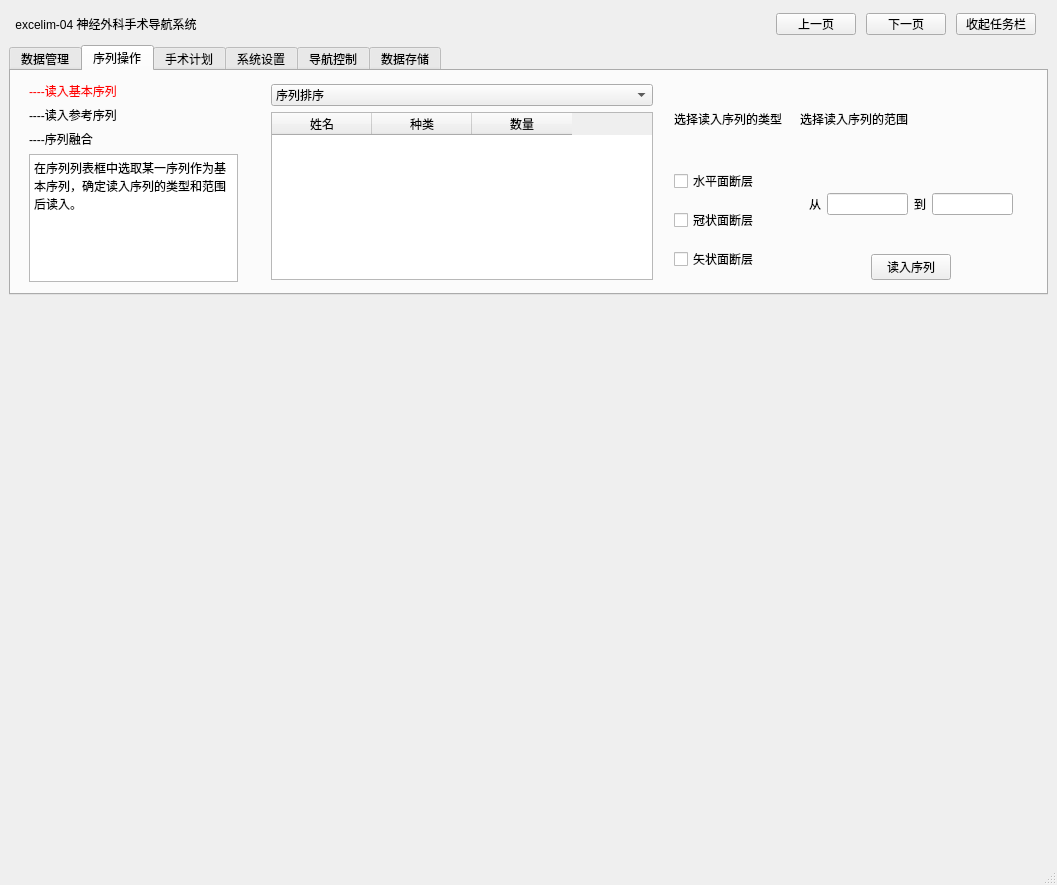
Old version of the form mainwindow.ui in the repository kalipolis/excelim_qt_withui.
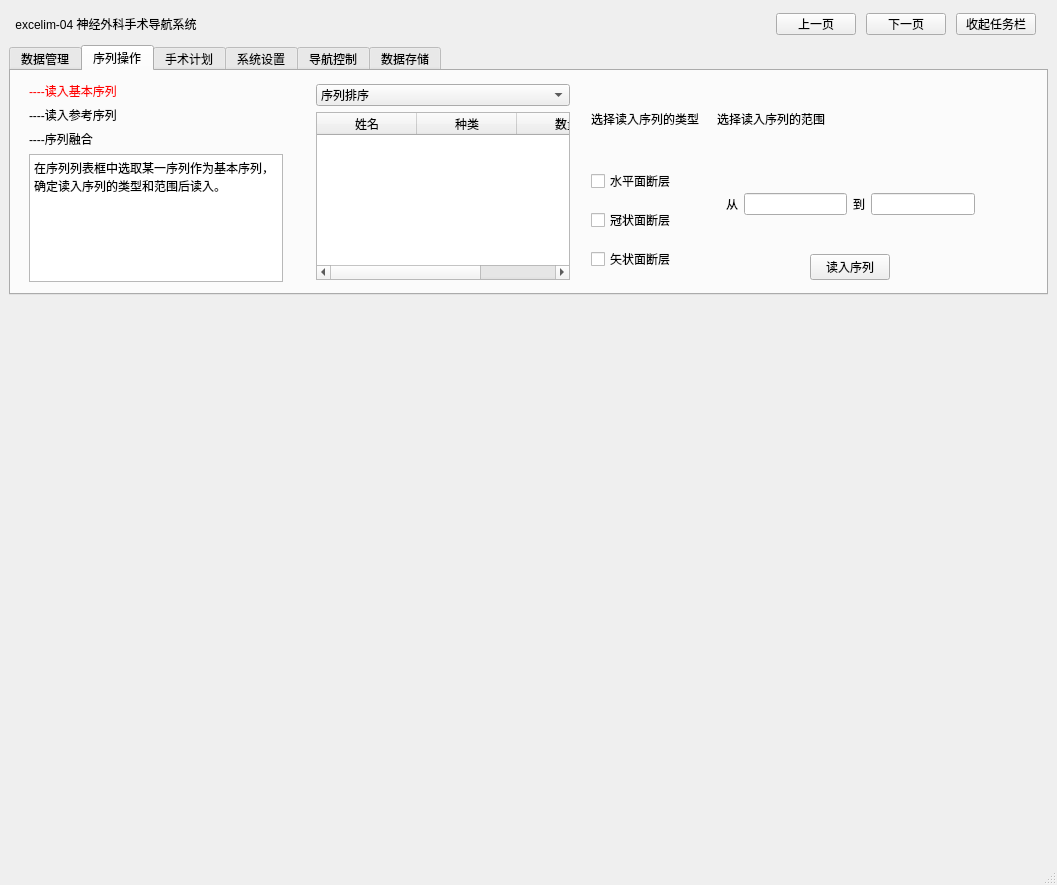
New version of the form. Custom widgets are drawn as their Qt base class.

Commit message: 表格自适应布局

```diff
--- a/mainwindow.ui
+++ b/mainwindow.ui
@@ -345,7 +345,7 @@
            <number>0</number>
           </property>
           <widget class="QWidget" name="mainpage_2_1">
-           <layout class="QHBoxLayout" name="horizontalLayout_5" stretch="0,0">
+           <layout class="QHBoxLayout" name="horizontalLayout_5" stretch="0,0,0">
             <property name="topMargin">
              <number>2</number>
             </property>
@@ -426,7 +426,7 @@
                  <widget class="QWidget" name="read_in_basic_weight" native="true">
                   <property name="minimumSize">
                    <size>
-                    <width>400</width>
+                    <width>250</width>
                     <height>0</height>
                    </size>
                   </property>
@@ -880,6 +880,19 @@
               </widget>
              </widget>
             </item>
+            <item>
+             <spacer name="horizontalSpacer_8">
+              <property name="orientation">
+               <enum>Qt::Orientation::Horizontal</enum>
+              </property>
+              <property name="sizeHint" stdset="0">
+               <size>
+                <width>40</width>
+                <height>20</height>
+               </size>
+              </property>
+             </spacer>
+            </item>
            </layout>
           </widget>
           <widget class="QWidget" name="page_3">
```
The commit also changes 3 other files.
